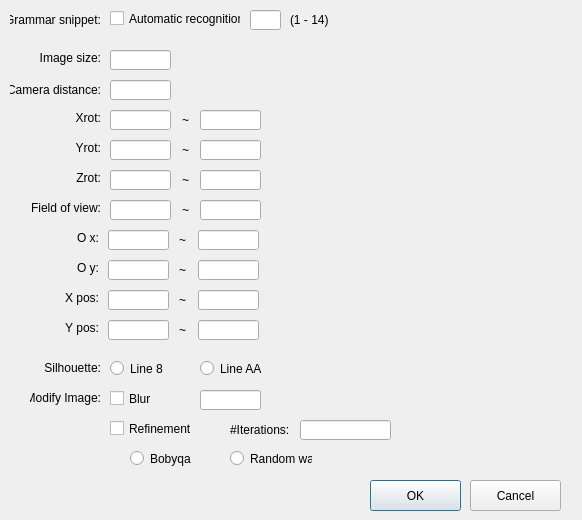
The window that PhotoTo3D/MassReconstructionDialog.ui (ManushB/photo2bldg) describes before a commit, drawn with Qt 5.
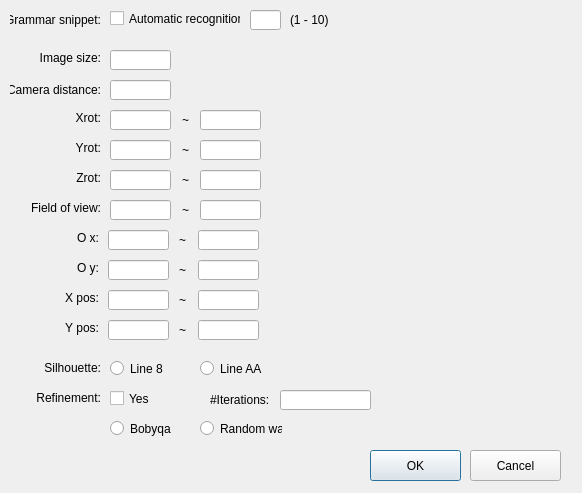
The same window after the commit.

The edit to the form file:
```diff
--- a/PhotoTo3D/MassReconstructionDialog.ui
+++ b/PhotoTo3D/MassReconstructionDialog.ui
@@ -7,7 +7,7 @@
     <x>0</x>
     <y>0</y>
     <width>582</width>
-    <height>520</height>
+    <height>493</height>
    </rect>
   </property>
   <property name="windowTitle">
@@ -59,7 +59,7 @@
     </rect>
    </property>
    <property name="text">
-    <string>(1 - 14)</string>
+    <string>(1 - 10)</string>
    </property>
    <property name="alignment">
     <set>Qt::AlignLeading|Qt::AlignLeft|Qt::AlignVCenter</set>
@@ -217,8 +217,8 @@
   <widget class="QLineEdit" name="lineEditIterations">
    <property name="geometry">
     <rect>
-     <x>300</x>
-     <y>420</y>
+     <x>280</x>
+     <y>390</y>
      <width>91</width>
      <height>20</height>
     </rect>
@@ -234,16 +234,6 @@
     </rect>
    </property>
   </widget>
-  <widget class="QLineEdit" name="lineEditImageBlurSize">
-   <property name="geometry">
-    <rect>
-     <x>200</x>
-     <y>390</y>
-     <width>61</width>
-     <height>20</height>
-    </rect>
-   </property>
-  </widget>
   <widget class="QLineEdit" name="lineEditFovMin">
    <property name="geometry">
     <rect>
@@ -346,20 +336,20 @@
    <property name="geometry">
     <rect>
      <x>110</x>
-     <y>420</y>
+     <y>390</y>
      <width>91</width>
      <height>17</height>
     </rect>
    </property>
    <property name="text">
-    <string>Refinement</string>
+    <string>Yes</string>
    </property>
   </widget>
   <widget class="QPushButton" name="pushButtonOK">
    <property name="geometry">
     <rect>
      <x>370</x>
-     <y>480</y>
+     <y>450</y>
      <width>91</width>
      <height>31</height>
     </rect>
@@ -371,8 +361,8 @@
   <widget class="QRadioButton" name="radioButtonRefinementRandom">
    <property name="geometry">
     <rect>
-     <x>230</x>
-     <y>450</y>
+     <x>200</x>
+     <y>420</y>
      <width>82</width>
      <height>17</height>
     </rect>
@@ -491,19 +481,6 @@
     </rect>
    </property>
   </widget>
-  <widget class="QCheckBox" name="checkBoxImageBlur">
-   <property name="geometry">
-    <rect>
-     <x>110</x>
-     <y>390</y>
-     <width>70</width>
-     <height>17</height>
-    </rect>
-   </property>
-   <property name="text">
-    <string>Blur</string>
-   </property>
-  </widget>
   <widget class="QLineEdit" name="lineEditFovMax">
    <property name="geometry">
     <rect>
@@ -524,7 +501,7 @@
     </rect>
    </property>
    <property name="text">
-    <string>Modify Image:</string>
+    <string>Refinement:</string>
    </property>
    <property name="alignment">
     <set>Qt::AlignRight|Qt::AlignTrailing|Qt::AlignVCenter</set>
@@ -549,8 +526,8 @@
   <widget class="QRadioButton" name="radioButtonRefinementBobyqa">
    <property name="geometry">
     <rect>
-     <x>130</x>
-     <y>450</y>
+     <x>110</x>
+     <y>420</y>
      <width>82</width>
      <height>17</height>
     </rect>
@@ -627,7 +604,7 @@
    <property name="geometry">
     <rect>
      <x>470</x>
-     <y>480</y>
+     <y>450</y>
      <width>91</width>
      <height>31</height>
     </rect>
@@ -639,8 +616,8 @@
   <widget class="QLabel" name="label">
    <property name="geometry">
     <rect>
-     <x>230</x>
-     <y>420</y>
+     <x>210</x>
+     <y>390</y>
      <width>71</width>
      <height>20</height>
     </rect>
```
Left out of the diff: 2 changed lines with no effect on the pictures.
